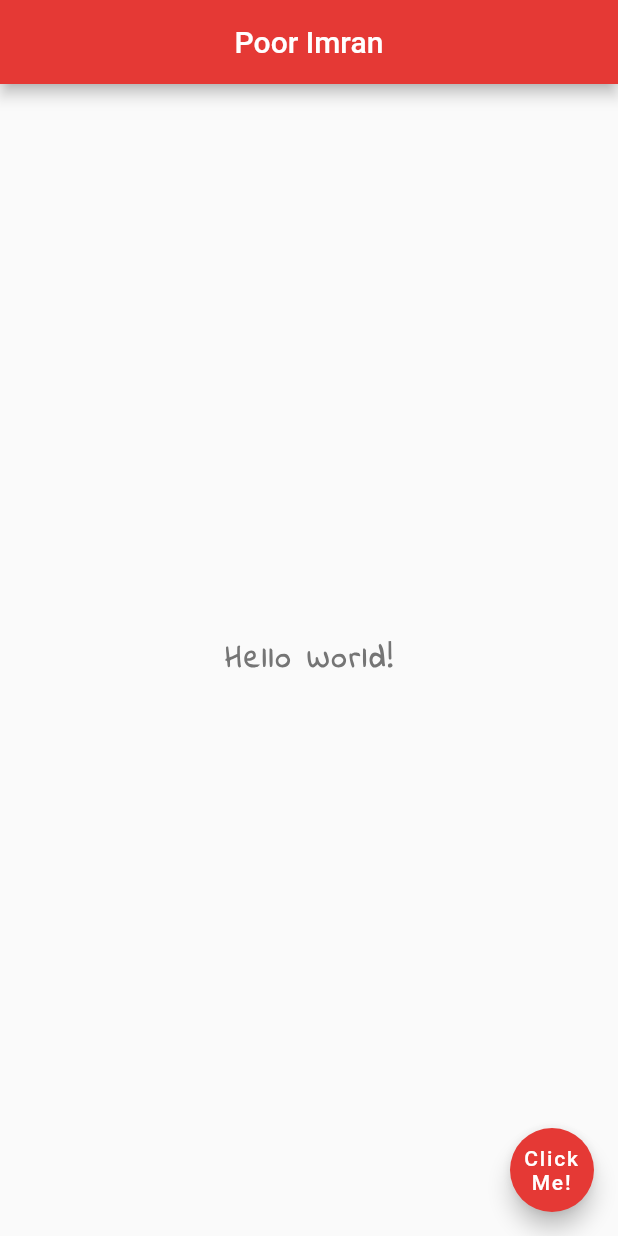
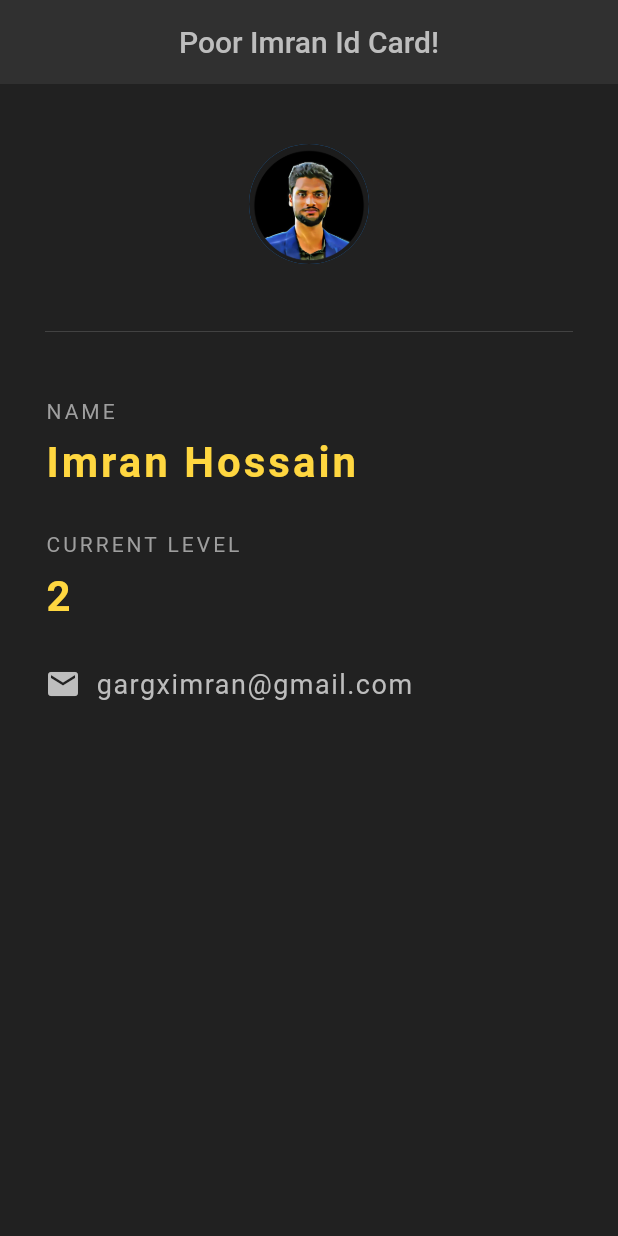
Before and after one commit to gargximran/flutter---first_app, a Flutter app: the screen it shows after launch, on a phone screen of 412 x 824 dp. Run offline on Flutter 3.47's test engine with Material 2 defaults, Android fonts, the phone set to English and light mode, and no system bars.

Commit message:
card app

```diff
--- a/lib/home.dart
+++ b/lib/home.dart
@@ -1,34 +1,77 @@
 import 'package:flutter/material.dart';
 import 'package:flutter/painting.dart';
-
-
+import 'package:flutter/widgets.dart';
 
 class Home extends StatelessWidget {
-
   @override
   Widget build(BuildContext context) {
-
     return Scaffold(
+      backgroundColor: Colors.grey[900],
       appBar: AppBar(
-        title: Text('Poor Imran'),
+        elevation: 0.0,
+        title: Text('Poor Imran Id Card!',
+            style: TextStyle(color: Colors.grey[400])),
         centerTitle: true,
-        backgroundColor: Colors.red[600],
+        backgroundColor: Colors.grey[850],
       ),
-      body: Center(
-        child: Text(
-            'Hello World!',
-            style: TextStyle(
-                fontSize: 20.0,
+      body: Padding(
+        padding: const EdgeInsets.fromLTRB(30.0, 40.0, 30.0, 0),
+        child: Column(
+          crossAxisAlignment: CrossAxisAlignment.start,
+          children: <Widget>[
+            Center(
+              child: CircleAvatar(
+                backgroundImage: AssetImage("asset/images/im.jpg"),
+                radius: 40.0,
+              ),
+            ),
+            Divider(
+              color: Colors.grey[800],
+              height: 90.0,
+            ),
+            Text('NAME',
+                style: TextStyle(color: Colors.grey, letterSpacing: 2.00)),
+            SizedBox(
+              height: 10.0,
+            ),
+            Text(
+              'Imran Hossain',
+              style: TextStyle(
+                color: Colors.amberAccent[200],
                 fontWeight: FontWeight.bold,
+                fontSize: 28.0,
                 letterSpacing: 2.0,
-                color: Colors.grey[600],
-                fontFamily: 'IndieFlower'
+              ),
+            ),
+            SizedBox(
+              height: 30.0,
+            ),
+            Text('CURRENT LEVEL',
+                style: TextStyle(color: Colors.grey, letterSpacing: 2.0)),
+            SizedBox(height: 10.0),
+            Text('2',
+                style: TextStyle(
+                  color: Colors.amberAccent[200],
+                  fontWeight: FontWeight.bold,
+                  fontSize: 28.0,
+                  letterSpacing: 2.0,
+                )),
+            SizedBox(height: 30.0),
+            Row(
+              children: [
+                Icon(Icons.email, color: Colors.grey[400]),
+                SizedBox(
+                  width: 10.0,
+                ),
+                Text('gargximran@gmail.com',
+                    style: TextStyle(
+                        color: Colors.grey[400],
+                        letterSpacing: 1.0,
+                        fontSize: 18))
+              ],
             )
+          ],
         ),
-      ),
-      floatingActionButton: FloatingActionButton(
-          child: Text('Click Me!', textAlign: TextAlign.center), onPressed: () => print('hello'),
-        backgroundColor: Colors.red[600],
       ),
     );
   }
```
Also changed, not shown: pubspec.yaml (+2 -17 lines), asset/images/im.jpg (added).
